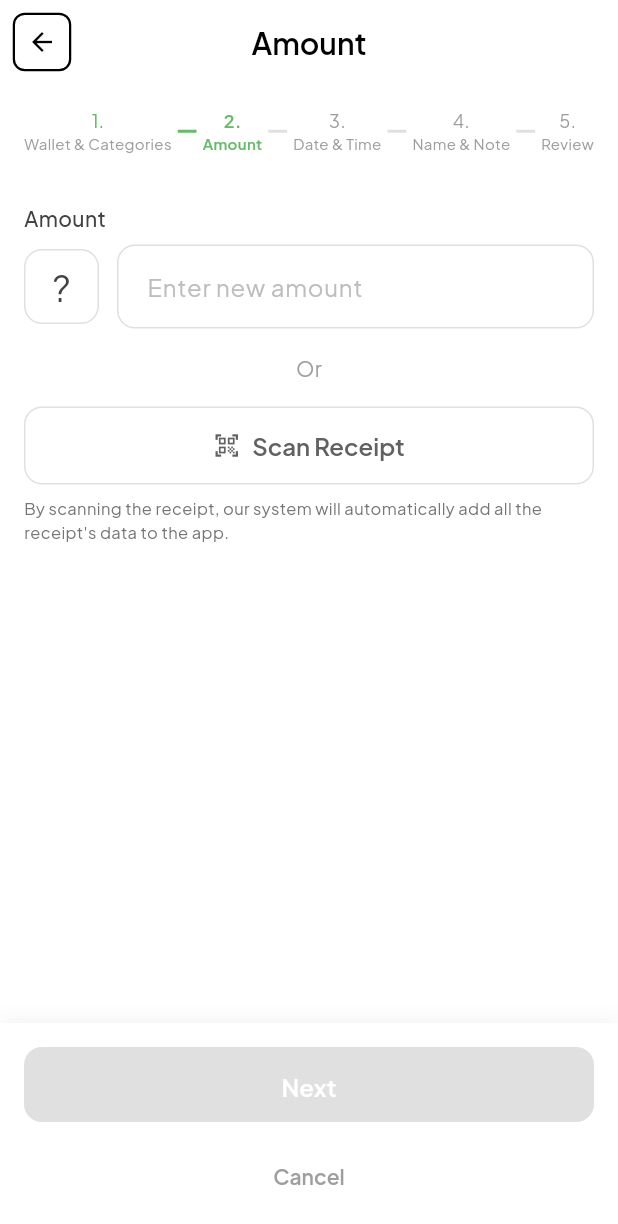
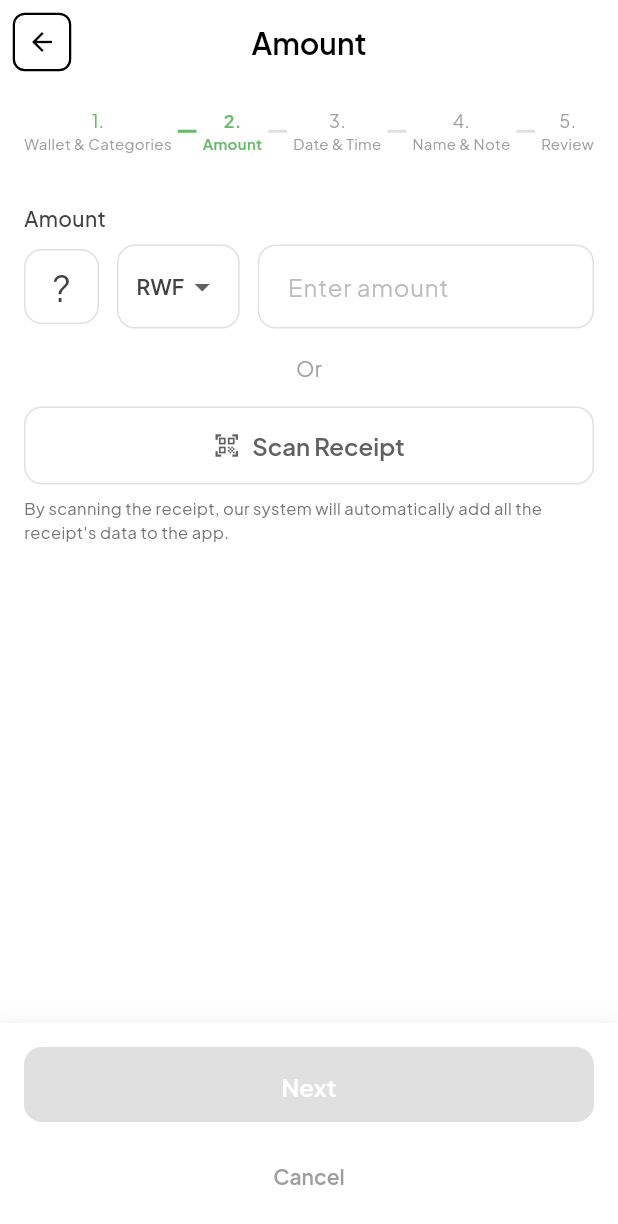
Before and after one commit to uwambajeddy/yabike, a Flutter app: the AddTransactionScreen screen opened by its route, swiped to page 2, on a phone screen of 412 x 824 dp. Shown: the top 1224 px of the screen. Run offline on Flutter 3.47's test engine with Material 3 defaults, Android fonts, the phone set to English and light mode, and no system bars; our stand-ins replace fl_chart, flutter_local_notifications, google_fonts, google_sign_in, hive, hive_flutter and 4 more; missing offline and left inert: extension_google_sign_in_as_googleapis_auth, google_mlkit_text_recognition, googleapis, sms_advanced; accounts and stored records are empty; project files that could hold a hidden picture were left out.

Commit message:
Add currency selection to add transaction screen
Introduces a currency dropdown selector (RWF, USD) to the add transaction screen and updates the viewmodel to store and use the selected currency. Amount formatting is improved to avoid unnecessary decimals, and the amount input now allows decimal values. Transaction creation now uses the selected currency instead of the wallet's default.

```diff
--- a/lib/features/transaction/screens/add_transaction_screen.dart
+++ b/lib/features/transaction/screens/add_transaction_screen.dart
@@ -36,7 +36,11 @@ class _AddTransactionScreenState extends State<AddTransactionScreen> {
       viewModel.addListener(() {
         // Update amount controller if amount changed
         if (viewModel.amount > 0 && _amountController.text != viewModel.amount.toString()) {
-          _amountController.text = viewModel.amount.toString();
+          // Format amount to avoid unnecessary decimals
+          final amountStr = viewModel.amount % 1 == 0
+              ? viewModel.amount.toInt().toString()
+              : viewModel.amount.toString();
+          _amountController.text = amountStr;
         }
         // Update description controller if description changed
         if (viewModel.description.isNotEmpty && _transactionNameController.text != viewModel.description) {
@@ -640,12 +644,37 @@ class _AddTransactionScreenState extends State<AddTransactionScreen> {
               ),
               const SizedBox(width: 12),
 
+              // Currency selector
+              Container(
+                height: 56,
+                padding: const EdgeInsets.symmetric(horizontal: 12),
+                decoration: BoxDecoration(
+                  border: Border.all(color: Colors.grey.shade300),
+                  borderRadius: BorderRadius.circular(12),
+                ),
+                child: DropdownButtonHideUnderline(
+                  child: DropdownButton<String>(
+                    value: viewModel.currency,
+                    items: const [
+                      DropdownMenuItem(value: 'RWF', child: Text('RWF')),
+                      DropdownMenuItem(value: 'USD', child: Text('USD')),
+                    ],
+                    onChanged: (value) {
+                      if (value != null) {
+                        viewModel.setCurrency(value);
+                      }
+                    },
+                  ),
+                ),
+              ),
+              const SizedBox(width: 12),
+
               // Amount input
               Expanded(
                 child: TextField(
                   controller: _amountController,
                   decoration: InputDecoration(
-                    hintText: 'Enter new amount',
+                    hintText: 'Enter amount',
                     border: OutlineInputBorder(
                       borderRadius: BorderRadius.circular(12),
                       borderSide: const BorderSide(color: AppColors.primary, width: 2),
@@ -659,7 +688,7 @@ class _AddTransactionScreenState extends State<AddTransactionScreen> {
                       borderSide: const BorderSide(color: AppColors.primary, width: 2),
                     ),
                   ),
-                  keyboardType: TextInputType.number,
+                  keyboardType: const TextInputType.numberWithOptions(decimal: true),
                   onChanged: (value) {
                     final amount = double.tryParse(value.replaceAll(',', '')) ?? 0;
                     viewModel.setAmount(amount);
--- a/lib/features/transaction/viewmodels/add_transaction_viewmodel.dart
+++ b/lib/features/transaction/viewmodels/add_transaction_viewmodel.dart
@@ -23,6 +23,7 @@ class AddTransactionViewModel extends ChangeNotifier {
   String _description = '';
   DateTime _date = DateTime.now();
   Wallet? _selectedWallet;
+  String _currency = 'RWF'; // Default to RWF
   String? _note;
   String? _receiptPath;
   Transaction? _editingTransaction;
@@ -40,6 +41,7 @@ class AddTransactionViewModel extends ChangeNotifier {
   String get description => _description;
   DateTime get date => _date;
   Wallet? get selectedWallet => _selectedWallet;
+  String get currency => _currency;
   String? get note => _note;
   String? get receiptPath => _receiptPath;
   List<Wallet> get wallets => _wallets;
@@ -126,6 +128,12 @@ class AddTransactionViewModel extends ChangeNotifier {
     notifyListeners();
   }
 
+  /// Set currency
+  void setCurrency(String currency) {
+    _currency = currency;
+    notifyListeners();
+  }
+
   /// Set note
   void setNote(String? value) {
     _note = value;
@@ -160,7 +168,7 @@ class AddTransactionViewModel extends ChangeNotifier {
           type: _type == TransactionType.income ? 'credit' : 'debit',
           category: _selectedCategory!.name,
           amount: _amount,
-          currency: _selectedWallet!.currency,
+          currency: _currency,
           description: _description,
           walletId: _selectedWallet!.id,
           rawMessage: _note ?? '',
@@ -185,8 +193,8 @@ class AddTransactionViewModel extends ChangeNotifier {
           type: _type == TransactionType.income ? 'credit' : 'debit',
           category: _selectedCategory!.name,
           amount: _amount,
-          currency: _selectedWallet!.currency,
-          amountRWF: _selectedWallet!.currency == 'RWF'
+          currency: _currency,
+          amountRWF: _currency == 'RWF'
               ? _amount
               : _amount * 1440, // Convert USD to RWF
           description: _description,
```
